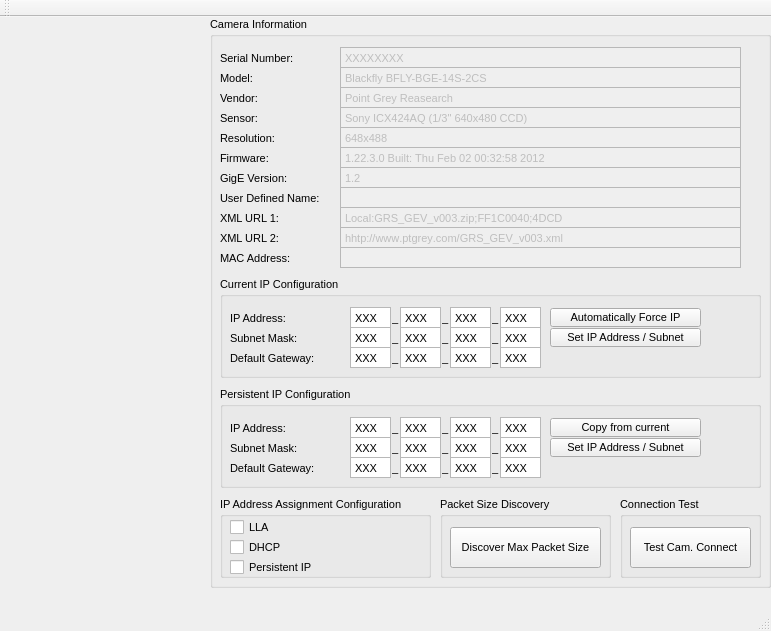
sruzzini/GigEConfigurator_Linux, file mainwindow.ui: the form before one commit.
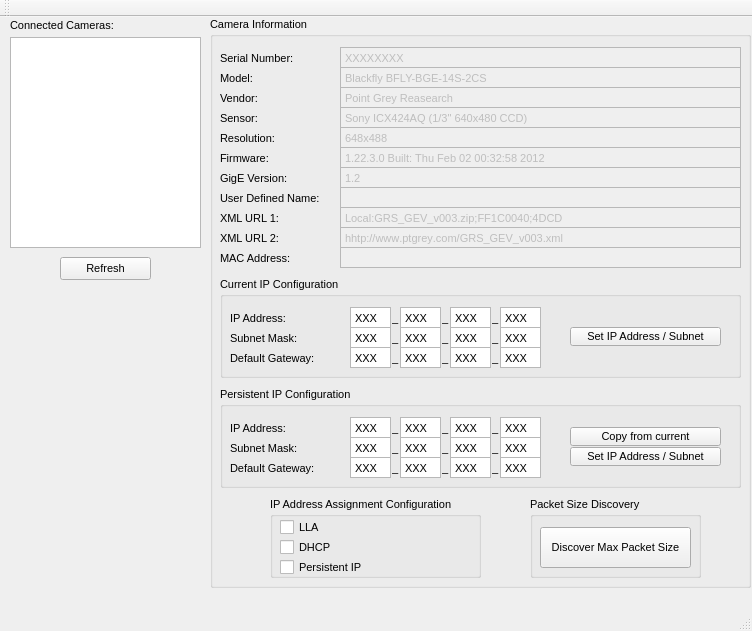
The form after the commit.

The edit to the form file:
```diff
--- a/mainwindow.ui
+++ b/mainwindow.ui
@@ -6,7 +6,7 @@
    <rect>
     <x>0</x>
     <y>0</y>
-    <width>771</width>
+    <width>752</width>
     <height>631</height>
    </rect>
   </property>
@@ -19,7 +19,7 @@
      <rect>
       <x>210</x>
       <y>0</y>
-      <width>561</width>
+      <width>541</width>
       <height>571</height>
      </rect>
     </property>
@@ -539,7 +539,7 @@
     <widget class="QGroupBox" name="groupBox_4">
      <property name="geometry">
       <rect>
-       <x>10</x>
+       <x>60</x>
        <y>480</y>
        <width>211</width>
        <height>81</height>
@@ -598,7 +598,7 @@
       <rect>
        <x>10</x>
        <y>260</y>
-       <width>541</width>
+       <width>521</width>
        <height>101</height>
       </rect>
      </property>
@@ -1141,24 +1141,11 @@
        <string>XXX</string>
       </property>
      </widget>
-     <widget class="QPushButton" name="autoForceCurrentIPButton">
-      <property name="geometry">
-       <rect>
-        <x>330</x>
-        <y>31</y>
-        <width>151</width>
-        <height>19</height>
-       </rect>
-      </property>
-      <property name="text">
-       <string>Automatically Force IP</string>
-      </property>
-     </widget>
      <widget class="QPushButton" name="setCurrentIPAddressSubnetButton">
       <property name="geometry">
        <rect>
-        <x>330</x>
-        <y>51</y>
+        <x>350</x>
+        <y>50</y>
         <width>151</width>
         <height>19</height>
        </rect>
@@ -1173,7 +1160,7 @@
       <rect>
        <x>10</x>
        <y>370</y>
-       <width>541</width>
+       <width>521</width>
        <height>101</height>
       </rect>
      </property>
@@ -1716,8 +1703,8 @@
      <widget class="QPushButton" name="copyCurrentIPToPersistentIPButton">
       <property name="geometry">
        <rect>
-        <x>330</x>
-        <y>31</y>
+        <x>350</x>
+        <y>40</y>
         <width>151</width>
         <height>19</height>
        </rect>
@@ -1729,8 +1716,8 @@
      <widget class="QPushButton" name="setPersistentIPAddressSubnetButton">
       <property name="geometry">
        <rect>
-        <x>330</x>
-        <y>51</y>
+        <x>350</x>
+        <y>60</y>
         <width>151</width>
         <height>19</height>
        </rect>
@@ -1743,7 +1730,7 @@
     <widget class="QGroupBox" name="groupBox_5">
      <property name="geometry">
       <rect>
-       <x>230</x>
+       <x>320</x>
        <y>480</y>
        <width>171</width>
        <height>81</height>
@@ -1771,13 +1758,14 @@
       </property>
      </widget>
     </widget>
-    <widget class="QGroupBox" name="groupBox_6">
+   </widget>
+   <widget class="QListWidget" name="connectedCamerasList">
      <property name="geometry">
       <rect>
-       <x>410</x>
-       <y>480</y>
-       <width>141</width>
-       <height>81</height>
+      <x>10</x>
+      <y>20</y>
+      <width>191</width>
+      <height>211</height>
       </rect>
      </property>
      <property name="font">
@@ -1785,29 +1773,42 @@
        <pointsize>8</pointsize>
       </font>
      </property>
-     <property name="title">
-      <string>Connection Test</string>
-     </property>
-     <property name="flat">
-      <bool>false</bool>
-     </property>
-     <property name="checkable">
-      <bool>false</bool>
-     </property>
-     <widget class="QPushButton" name="testCameraConnectionButton">
+   </widget>
+   <widget class="QLabel" name="label_24">
+    <property name="geometry">
+     <rect>
+      <x>10</x>
+      <y>0</y>
+      <width>171</width>
+      <height>16</height>
+     </rect>
+    </property>
+    <property name="font">
+     <font>
+      <pointsize>8</pointsize>
+     </font>
+    </property>
+    <property name="text">
+     <string>Connected Cameras:</string>
+    </property>
+   </widget>
+   <widget class="QPushButton" name="refreshButton">
       <property name="geometry">
        <rect>
-        <x>10</x>
-        <y>30</y>
-        <width>121</width>
-        <height>41</height>
-       </rect>
-      </property>
+      <x>60</x>
+      <y>240</y>
+      <width>91</width>
+      <height>23</height>
+     </rect>
+    </property>
+    <property name="font">
+     <font>
+      <pointsize>8</pointsize>
+     </font>
+    </property>
       <property name="text">
-       <string>Test Cam. Connect</string>
-      </property>
-     </widget>
-    </widget>
+     <string>Refresh</string>
+    </property>
    </widget>
   </widget>
   <widget class="QMenuBar" name="menuBar">
```
Left out of the diff: 4 changed lines with no effect on the pictures. Lines whose indentation alone changed are shown as unchanged.
